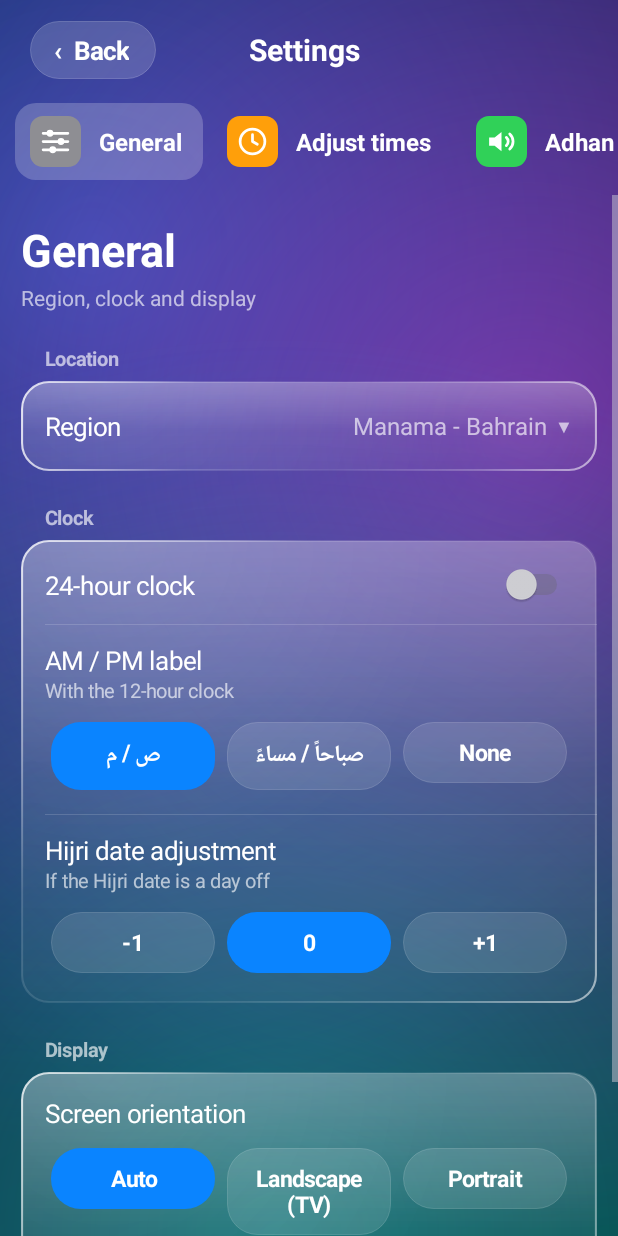
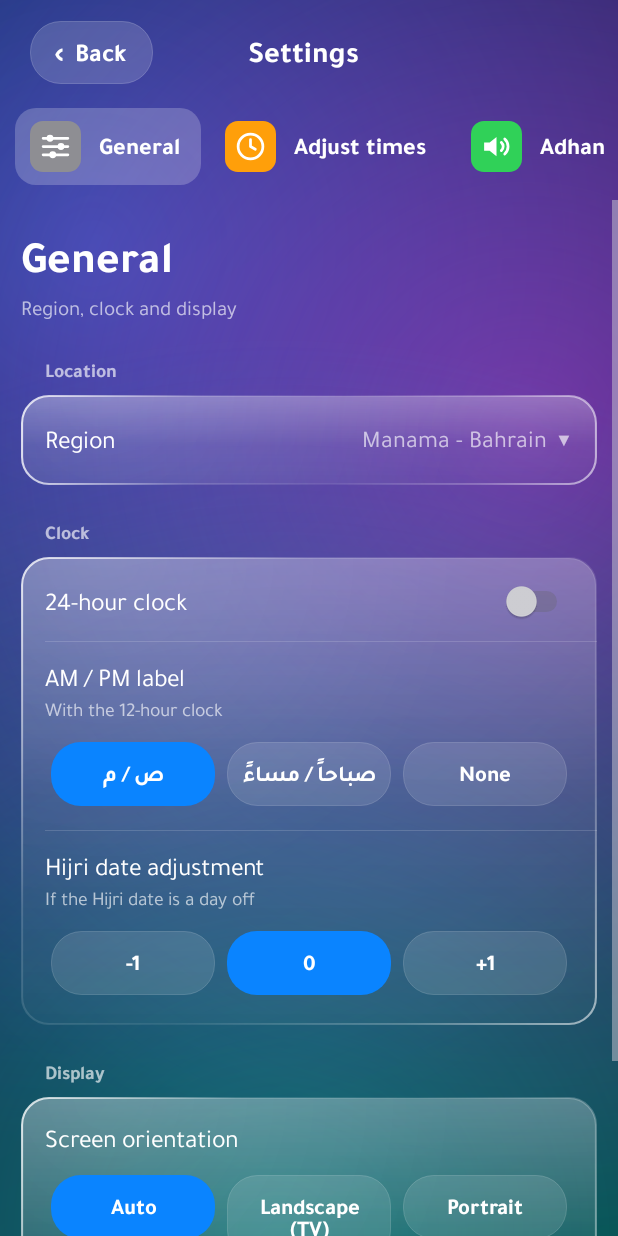
Before and after one commit to mbnetworku/Prayer.time., an Android app: the screen it shows after launch (SettingsActivity), after a tap on "الإعدادات", on a phone screen of 412 x 824 dp. Run offline under Robolectric (Android 15) with nearby library versions, the phone set to English and light mode, and no system bars.

Commit message:
Bundle Tajawal font and use fixed (dp) text sizes independent of device font setting
Co-Authored-By: Claude Sonnet 5.5 <noreply@anthropic.com>
Claude-Session: https://claude.ai/code/session_015wFRZXDJVBjB1Fn1Frbamn

```diff
--- a/app/src/main/java/com/prayertime/tv/Config.kt
+++ b/app/src/main/java/com/prayertime/tv/Config.kt
@@ -120,4 +120,31 @@ object Config {
                     else ActivityInfo.SCREEN_ORIENTATION_FULL_USER
         }
     }
+
+    // ---- App font and text size ----------------------------------------------------------
+
+    private var regularFont: android.graphics.Typeface? = null
+    private var boldFont: android.graphics.Typeface? = null
+
+    /** The app's own font (Tajawal, SIL OFL) from assets/fonts, or null to use the device font (pref "appFont"). */
+    fun font(ctx: Context, bold: Boolean): android.graphics.Typeface? {
+        if (!ctx.getSharedPreferences("prayer", Context.MODE_PRIVATE).getBoolean("appFont", true)) return null
+        try {
+            if (regularFont == null) regularFont = android.graphics.Typeface.createFromAsset(ctx.assets, "fonts/Tajawal-Regular.ttf")
+            if (boldFont == null) boldFont = android.graphics.Typeface.createFromAsset(ctx.assets, "fonts/Tajawal-Bold.ttf")
+        } catch (_: Throwable) { return null }
+        return if (bold) boldFont else regularFont
+    }
+
+    /**
+     * Applies the app font and size to a text view. Size is in dp, so it does NOT change with the device's
+     * font-size setting, unless the user turned on "Follow device text size" (pref "systemTextSize").
+     */
+    fun style(ctx: Context, tv: android.widget.TextView, size: Float, bold: Boolean) {
+        val followDevice = ctx.getSharedPreferences("prayer", Context.MODE_PRIVATE).getBoolean("systemTextSize", false)
+        tv.setTextSize(if (followDevice) android.util.TypedValue.COMPLEX_UNIT_SP else android.util.TypedValue.COMPLEX_UNIT_DIP, size)
+        val f = font(ctx, bold)
+        if (f != null) tv.typeface = f
+        else if (bold) tv.setTypeface(tv.typeface, android.graphics.Typeface.BOLD)
+    }
 }
--- a/app/src/main/java/com/prayertime/tv/MainActivity.kt
+++ b/app/src/main/java/com/prayertime/tv/MainActivity.kt
@@ -127,8 +127,8 @@ class MainActivity : Activity() {
     override fun onPause() { handler.removeCallbacks(ticker); super.onPause() }
 
     private fun tv(size: Float, bold: Boolean = false, c: Int = textColor) = TextView(this).apply {
-        setTextColor(c); textSize = size * prefs.getInt("fontScale", 100) / 100f * screenScale; gravity = Gravity.CENTER
-        if (bold) setTypeface(typeface, Typeface.BOLD)
+        setTextColor(c); gravity = Gravity.CENTER
+        Config.style(this@MainActivity, this, size * prefs.getInt("fontScale", 100) / 100f * screenScale, bold)
         // Soft shadow keeps text readable over a photo.
         if (Config.hasImage(this@MainActivity) || prefs.contains("listImage")) setShadowLayer(dp(4).toFloat(), 0f, dp(1).toFloat(), Color.argb(200, 0, 0, 0))
     }
--- a/app/src/main/java/com/prayertime/tv/SettingsActivity.kt
+++ b/app/src/main/java/com/prayertime/tv/SettingsActivity.kt
@@ -114,8 +114,8 @@ class SettingsActivity : Activity() {
         if (selected) rounded(blue, 20) else rounded(Color.argb(30, 255, 255, 255), 20, Color.argb(40, 255, 255, 255)), 20)
 
     private fun text(s: String, size: Float, bold: Boolean = false, c: Int = Color.WHITE) = TextView(this).apply {
-        text = s; textSize = size; setTextColor(c)
-        if (bold) setTypeface(typeface, Typeface.BOLD)
+        text = s; setTextColor(c)
+        Config.style(this@SettingsActivity, this, size, bold)
     }
 
     private fun tappable(v: View, radiusDp: Int, normal: Drawable?, onClick: () -> Unit) {
@@ -132,6 +132,7 @@ class SettingsActivity : Activity() {
         }
 
     private fun input(hintText: String) = EditText(this).apply {
+        Config.font(this@SettingsActivity, false)?.let { typeface = it }
         hint = hintText; setTextColor(Color.WHITE); setHintTextColor(Color.GRAY)
         background = rounded(Color.argb(30, 255, 255, 255), 10, Color.argb(50, 255, 255, 255))
         setPadding(dp(12), dp(10), dp(12), dp(10))
@@ -495,6 +496,10 @@ class SettingsActivity : Activity() {
         row(body, t("الزجاج السائل", "Liquid glass"), switchOf("glass", true) { recreate() },
             t("بطاقات زجاجية شفافة", "Translucent glass cards"))
         row(body, t("تمويه صورة الخلفية", "Blur wallpaper"), switchOf("blurWall", true), t("أندرويد 12 وأحدث", "Android 12 and newer"))
+        row(body, t("خط التطبيق الخاص", "App's own font"), switchOf("appFont", true) { recreate() },
+            t("خط موحّد على كل الأجهزة", "The same font on every device"))
+        row(body, t("اتباع حجم خط الجهاز", "Follow device text size"), switchOf("systemTextSize", false) { recreate() },
+            t("مغلق = حجم ثابت لا يتأثر بإعداد الجهاز", "Off = fixed size, not affected by the device setting"))
         val scales = listOf(80, 90, 100, 110, 125, 150)
         choices(body, t("حجم الخط", "Text size"), scales.map { "$it%" }, if (portrait) 3 else 6,
             { scales.indexOf(prefs.getInt("fontScale", 100)).coerceAtLeast(0) }) { pos ->
```
Also changed, not shown: app/src/main/assets/fonts/OFL.txt (added, +93 -0 lines), app/src/main/res/layout/widget_prayer.xml (+14 -14 lines), app/src/main/assets/fonts/Tajawal-Bold.ttf (added), app/src/main/assets/fonts/Tajawal-Regular.ttf (added), 3 other files.
